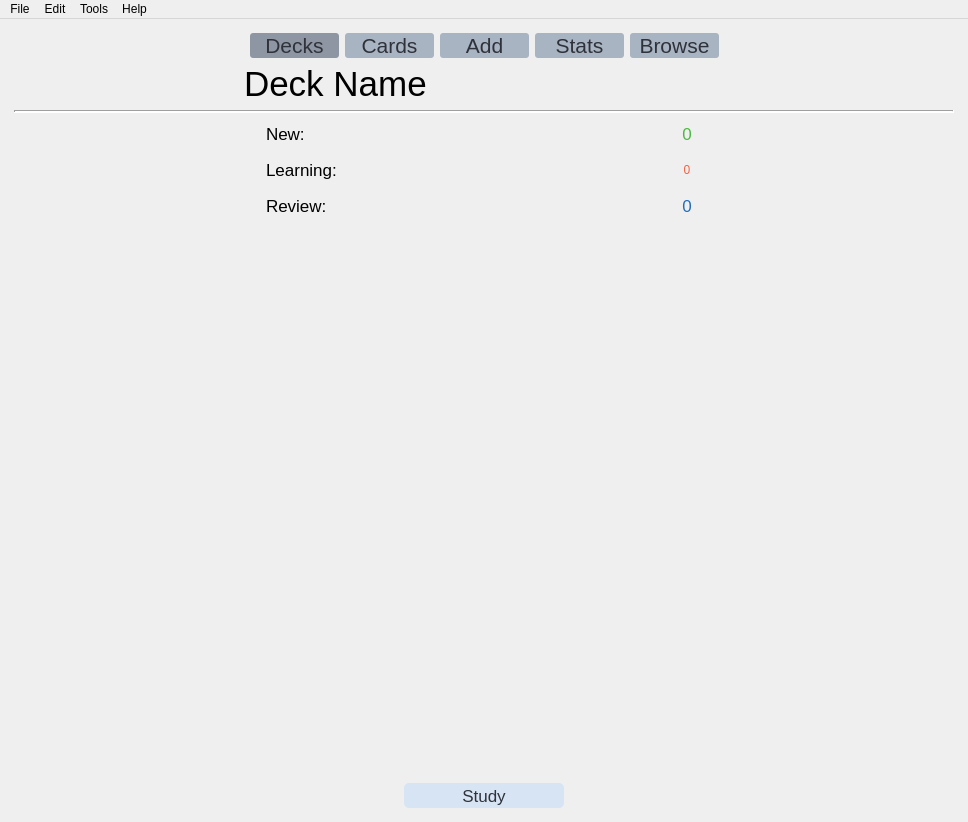
Old version of the form deckselected.ui in the repository Drewfett/FlashcardsNEA.
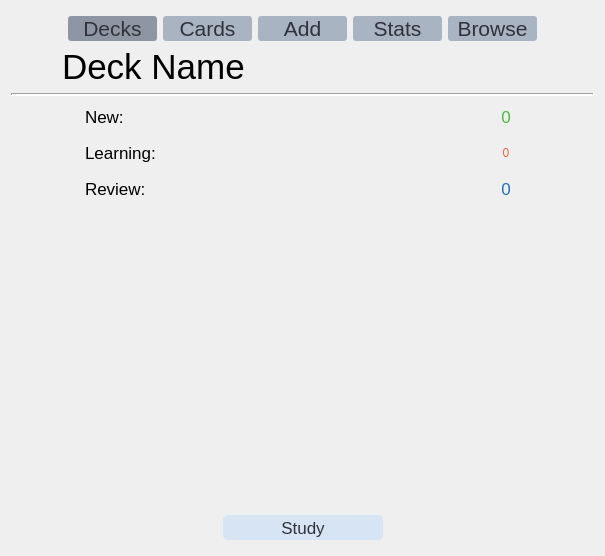
New version of the form. Icons and pictures are not drawn.

Diff of the .ui file:
```diff
--- a/deckselected.ui
+++ b/deckselected.ui
@@ -1,48 +1,19 @@
 <?xml version="1.0" encoding="UTF-8"?>
 <ui version="4.0">
- <class>MainWindow</class>
- <widget class="QMainWindow" name="MainWindow">
+ <class>Form</class>
+ <widget class="QWidget" name="Form">
   <property name="geometry">
    <rect>
     <x>0</x>
     <y>0</y>
-    <width>968</width>
-    <height>822</height>
+    <width>605</width>
+    <height>556</height>
    </rect>
   </property>
-  <property name="sizePolicy">
-   <sizepolicy hsizetype="Minimum" vsizetype="Minimum">
-    <horstretch>0</horstretch>
-    <verstretch>0</verstretch>
-   </sizepolicy>
-  </property>
   <property name="windowTitle">
-   <string>MainWindow</string>
-  </property>
-  <property name="styleSheet">
-   <string notr="true"/>
-  </property>
-  <widget class="QWidget" name="centralwidget">
-   <property name="styleSheet">
-    <string notr="true"/>
+   <string>Form</string>
    </property>
    <layout class="QHBoxLayout" name="horizontalLayout_4">
-    <item>
-     <spacer name="horizontalSpacer_3">
-      <property name="orientation">
-       <enum>Qt::Horizontal</enum>
-      </property>
-      <property name="sizeType">
-       <enum>QSizePolicy::Fixed</enum>
-      </property>
-      <property name="sizeHint" stdset="0">
-       <size>
-        <width>5</width>
-        <height>20</height>
-       </size>
-      </property>
-     </spacer>
-    </item>
     <item>
      <layout class="QVBoxLayout" name="verticalLayout_2">
       <item>
@@ -693,72 +664,7 @@
       </item>
      </layout>
     </item>
-    <item>
-     <spacer name="horizontalSpacer_11">
-      <property name="orientation">
-       <enum>Qt::Horizontal</enum>
-      </property>
-      <property name="sizeType">
-       <enum>QSizePolicy::Fixed</enum>
-      </property>
-      <property name="sizeHint" stdset="0">
-       <size>
-        <width>5</width>
-        <height>20</height>
-       </size>
-      </property>
-     </spacer>
-    </item>
-   </layout>
-  </widget>
-  <widget class="QMenuBar" name="menubar">
-   <property name="geometry">
-    <rect>
-     <x>0</x>
-     <y>0</y>
-     <width>968</width>
-     <height>36</height>
-    </rect>
-   </property>
-   <widget class="QMenu" name="menuFile">
-    <property name="title">
-     <string>File</string>
-    </property>
-   </widget>
-   <widget class="QMenu" name="menuEdit">
-    <property name="title">
-     <string>Edit</string>
-    </property>
-   </widget>
-   <widget class="QMenu" name="menuTools">
-    <property name="title">
-     <string>Tools</string>
-    </property>
-   </widget>
-   <widget class="QMenu" name="menuHelp">
-    <property name="title">
-     <string>Help</string>
-    </property>
-   </widget>
-   <addaction name="menuFile"/>
-   <addaction name="menuEdit"/>
-   <addaction name="menuTools"/>
-   <addaction name="menuHelp"/>
-  </widget>
-  <action name="actionAdd">
-   <property name="enabled">
-    <bool>true</bool>
-   </property>
-   <property name="text">
-    <string>Add</string>
-   </property>
-   <property name="toolTip">
-    <string>Shortcut: ctrl-A</string>
-   </property>
-   <property name="shortcut">
-    <string>Ctrl+A</string>
-   </property>
-  </action>
+  </layout>
  </widget>
  <resources/>
  <connections/>
```
Lines whose indentation alone changed are shown as unchanged.
